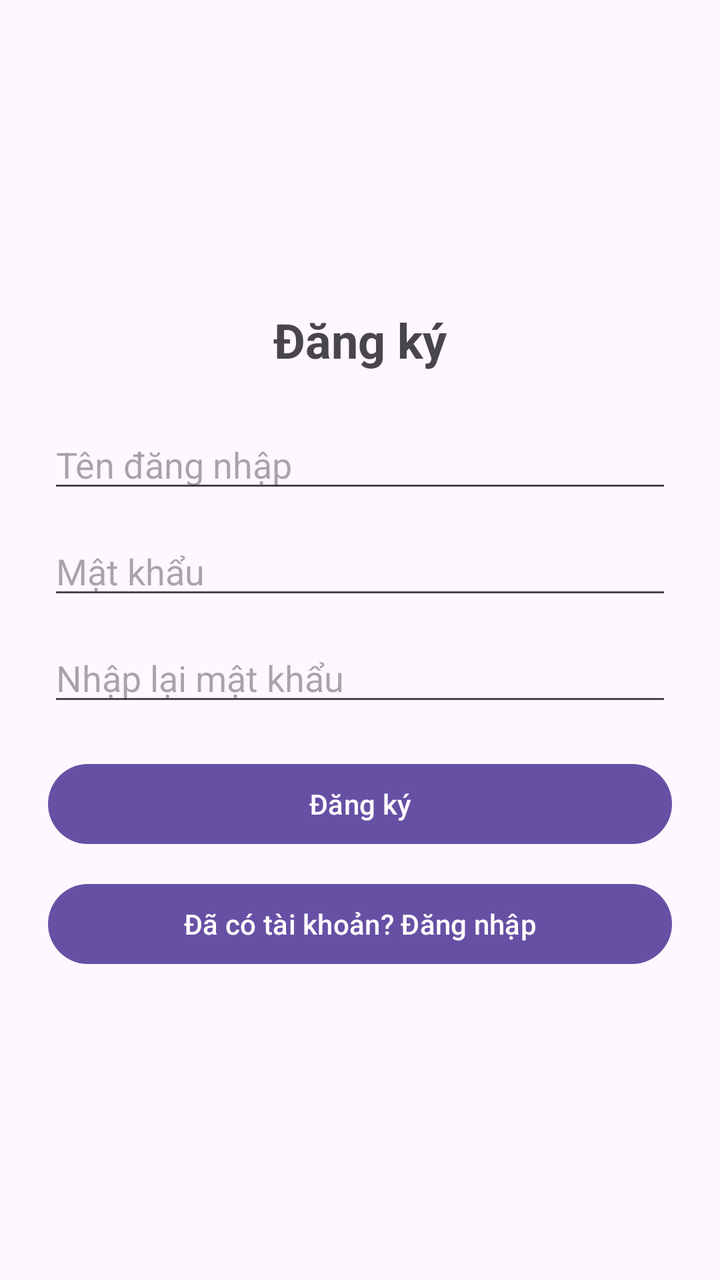
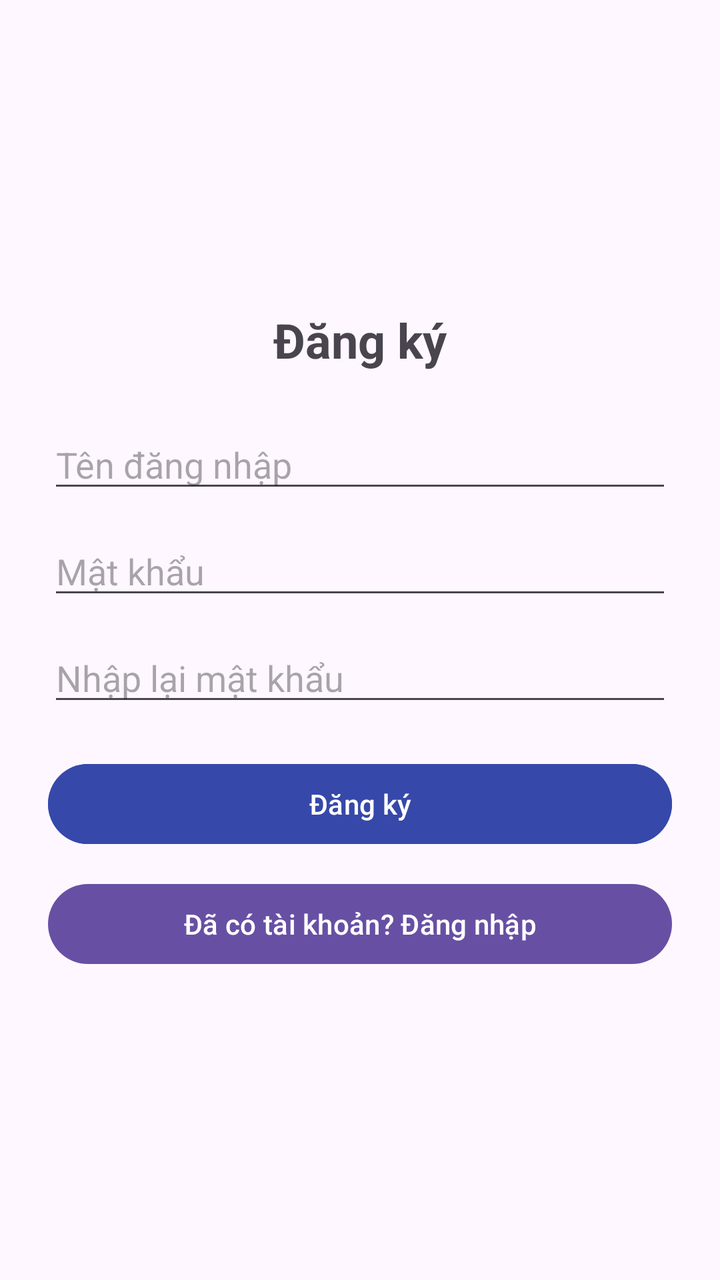

The first picture is an Android layout as it rendered before a commit; the second is the same layout after the commit. The layout source and the unified diff follow.
<!-- AndroidManifest.xml: application theme Theme.MobilePro -->
<!-- res/layout/activity_register.xml -->
<?xml version="1.0" encoding="utf-8"?>

<LinearLayout xmlns:android="http://schemas.android.com/apk/res/android"
    android:layout_width="match_parent"
    android:layout_height="match_parent"
    android:orientation="vertical"
    android:padding="24dp"
    android:gravity="center_vertical">

    <TextView
        android:layout_width="wrap_content"
        android:layout_height="wrap_content"
        android:text="Đăng ký"
        android:textSize="24sp"
        android:textStyle="bold"
        android:layout_gravity="center_horizontal"
        android:layout_marginBottom="24dp"/>

    <EditText
        android:id="@+id/edtRegisterUsername"
        android:layout_width="match_parent"
        android:layout_height="wrap_content"
        android:hint="Tên đăng nhập"
        android:inputType="text"
        android:layout_marginBottom="12dp"/>

    <EditText
        android:id="@+id/edtRegisterPassword"
        android:layout_width="match_parent"
        android:layout_height="wrap_content"
        android:hint="Mật khẩu"
        android:inputType="textPassword"
        android:layout_marginBottom="12dp"/>

    <EditText
        android:id="@+id/edtRegisterConfirmPassword"
        android:layout_width="match_parent"
        android:layout_height="wrap_content"
        android:hint="Nhập lại mật khẩu"
        android:inputType="textPassword"
        android:layout_marginBottom="20dp"/>

    <Button
        android:id="@+id/btnRegister"
        android:layout_width="match_parent"
        android:layout_height="wrap_content"
        android:text="Đăng ký"
        android:layout_marginBottom="12dp"/>

    <Button
        android:id="@+id/btnGoToLogin"
        android:layout_width="match_parent"
        android:layout_height="wrap_content"
        android:text="Đã có tài khoản? Đăng nhập"/>

</LinearLayout>
<!-- resources referenced by this layout -->
<resources>
  <style name="Theme.MobilePro" parent="Base.Theme.MobilePro" />
  <style name="Base.Theme.MobilePro" parent="Theme.Material3.DayNight.NoActionBar">
          
          
      </style>
</resources>

<!-- the commit's change to res/layout/activity_register.xml (unified diff, before → after) -->
@@ -44,8 +44,9 @@
         android:id="@+id/btnRegister"
         android:layout_width="match_parent"
         android:layout_height="wrap_content"
-        android:text="Đăng ký"
-        android:layout_marginBottom="12dp"/>
+        android:layout_marginBottom="12dp"
+        android:backgroundTint="#3648A9"
+        android:text="Đăng ký" />
 
     <Button
         android:id="@+id/btnGoToLogin"
